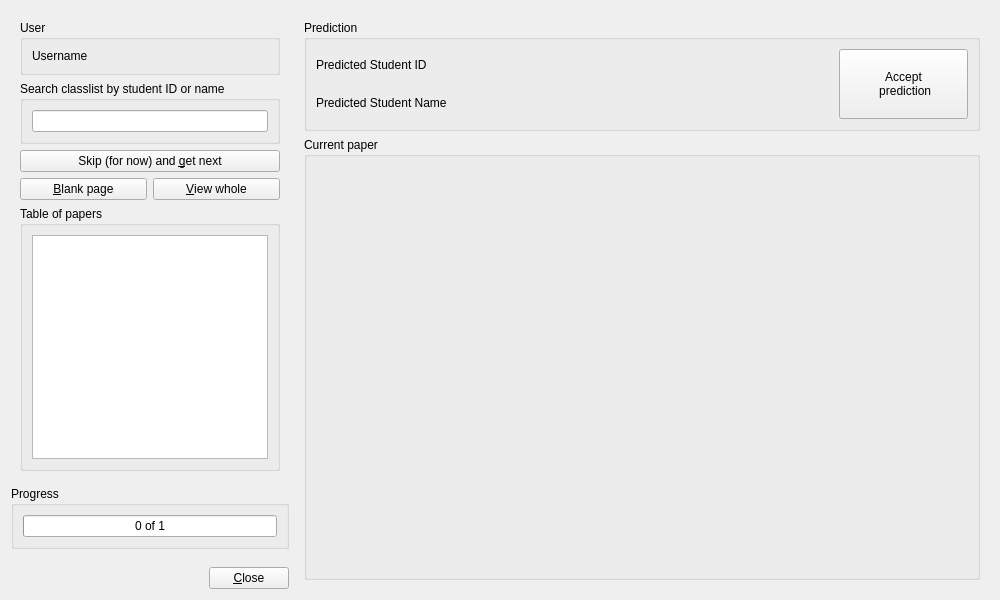
Old version of the form qtCreatorFiles/ui_identify.ui in the repository plomgrading/plom.
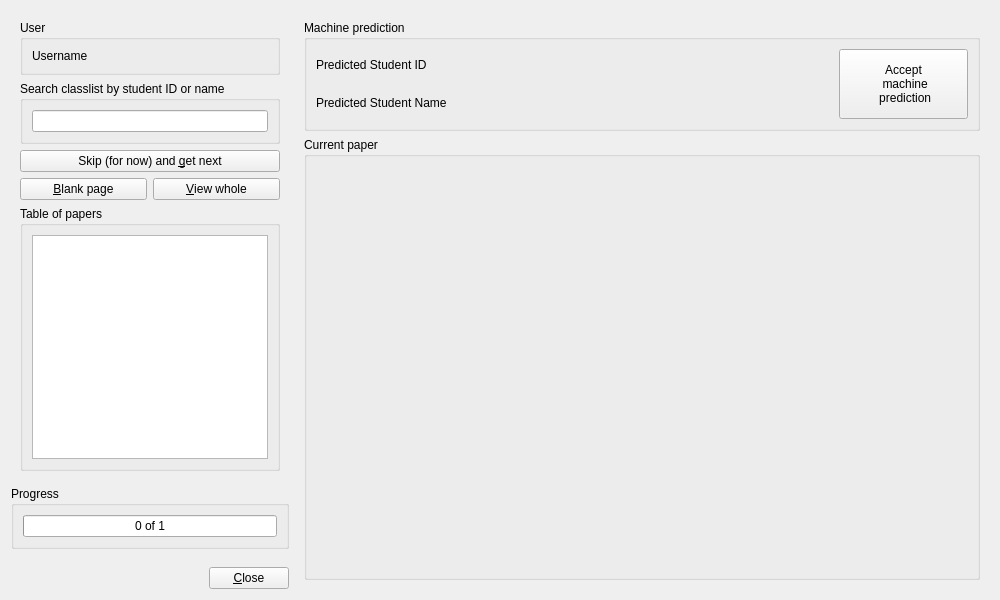
New version of the form.

Commit message: Tweaked wording on widgets around prediction.

The edit to the form file:
```diff
--- a/qtCreatorFiles/ui_identify.ui
+++ b/qtCreatorFiles/ui_identify.ui
@@ -98,7 +98,7 @@
          </sizepolicy>
         </property>
         <property name="title">
-         <string>Prediction</string>
+         <string>Machine prediction</string>
         </property>
         <layout class="QGridLayout" name="gridLayout_6">
          <item row="0" column="0">
@@ -137,6 +137,7 @@
            </property>
            <property name="text">
             <string>Accept
+ machine
  prediction</string>
            </property>
           </widget>
```
The commit also changes 1 other file.
